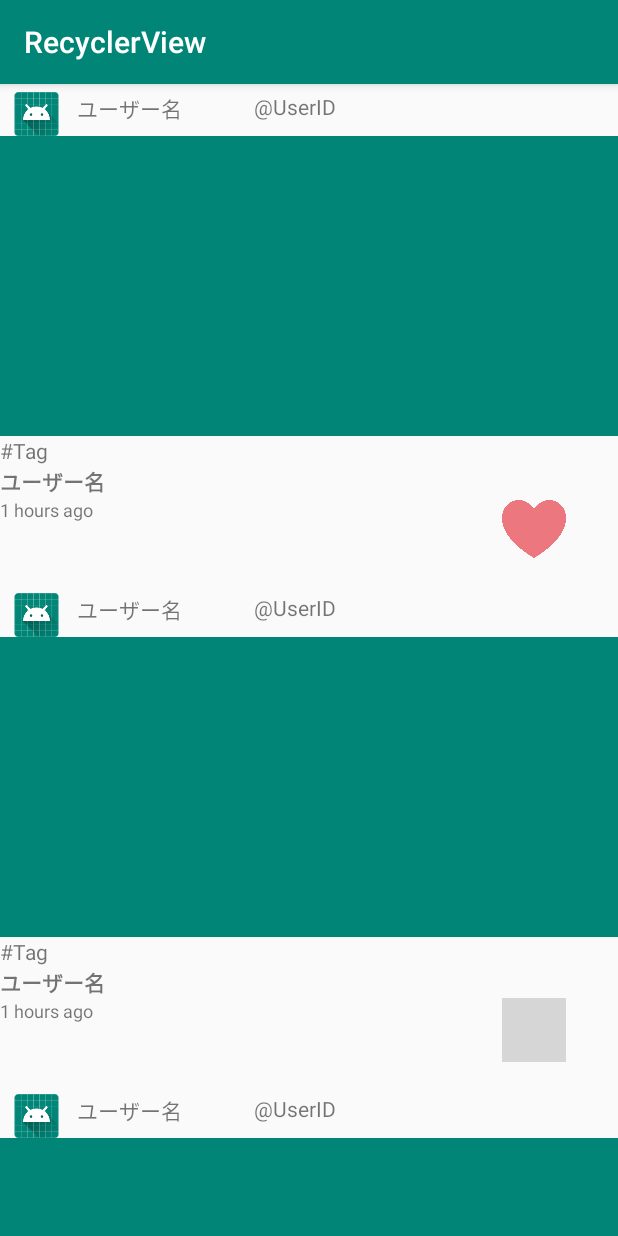
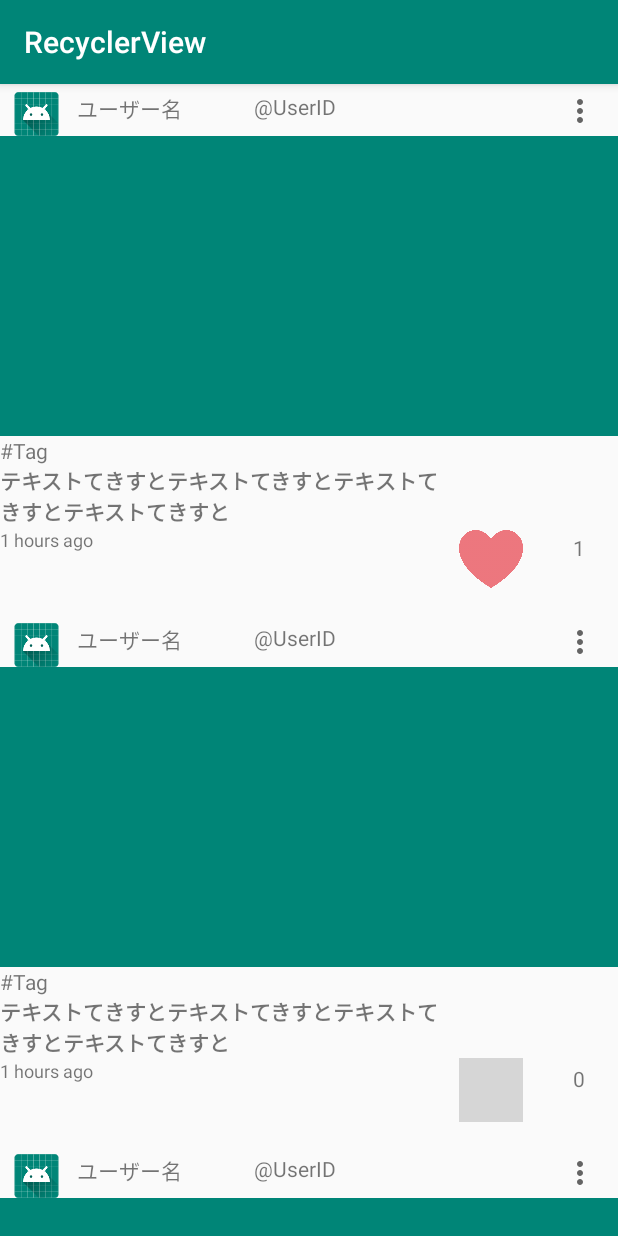
Before and after one commit to kenji753/ResyclerView, an Android app: the MainActivity screen opened directly, with no data from a screen before it, after a tap on an icon or button, on a phone screen of 412 x 824 dp. Run offline under Robolectric (Android 15) with nearby library versions, the phone set to English and light mode, and no system bars; grey boxes are pictures that could not be loaded.

Commit message:
いいねボタンの追加

```diff
--- a/app/src/main/java/com/example/recyclerview/Adapter.kt
+++ b/app/src/main/java/com/example/recyclerview/Adapter.kt
@@ -6,6 +6,7 @@ import android.util.Log
 import android.view.LayoutInflater
 import android.view.View
 import android.view.ViewGroup
+import android.widget.ImageButton
 import android.widget.ImageView
 import android.widget.TextView
 import androidx.recyclerview.widget.RecyclerView
@@ -21,6 +22,8 @@ class Adapter(private val context: Context, private val memoList: List<Memo>) :
         val contentPictureView: ImageView = view.findViewById(R.id.contentPicture)
         val _tagTextView: TextView = view.findViewById(R.id._tag)
         val heartView: ImageView = view.findViewById(R.id.heart)
+        var LikeNum: TextView = view.findViewById(R.id.likeCount)
+        var countLike: Int = 0
     }
 
     override fun onCreateViewHolder(parent: ViewGroup, viewType: Int): ListViewHolder =
@@ -30,17 +33,20 @@ class Adapter(private val context: Context, private val memoList: List<Memo>) :
 
     override fun onBindViewHolder(holder: ListViewHolder, position: Int) {
         holder.userIconImageView.setImageResource(R.mipmap.ic_launcher_round)
-        holder.userNameTextView.text = "ユーザー名"
+        holder.userNameTextView.text = memoList[position].username
         holder.dateTextView.text = memoList[position].date
         holder.contentTextView.text = memoList[position].content
         holder.contentPictureView.setImageResource(R.color.colorPrimary)
         holder.heartView.setImageResource(R.mipmap.heart1)
+        holder.LikeNum.text="0"
         holder.heartView.setOnClickListener {
-           // Log.d("Tag no ID ",holder.heartView.getTag().toString())
-                holder.heartView.setImageResource(R.mipmap.heart2)
-            //else
-                //holder.heartView.setImageResource(R.mipmap.heart1)
+            holder.heartView.setImageResource(R.mipmap.heart2)
+            holder.countLike++
+
+            holder.LikeNum.text=holder.countLike.toString()
         }
+
+
     }
 
 }
--- a/app/src/main/java/com/example/recyclerview/MainActivity.kt
+++ b/app/src/main/java/com/example/recyclerview/MainActivity.kt
@@ -16,7 +16,7 @@ class MainActivity : AppCompatActivity() {
         //テストデータの生成
         val date = "1hour"
         val memoList = mutableListOf<Memo>()
-        repeat((0..100).count()) { memoList.add(Memo("ユーザー名", "1 hours ago")) }
+        repeat((0..100).count()) { memoList.add(Memo("ユーザー名","テキストてきすとテキストてきすとテキストてきすとテキストてきすと" ,"1 hours ago")) }
 
         //RecyclerViewにAdapterとLayoutManagerを設定
         findViewById<RecyclerView>(R.id.testRecyclerView).also { recyclerView: RecyclerView ->
--- a/app/src/main/java/com/example/recyclerview/Memo.kt
+++ b/app/src/main/java/com/example/recyclerview/Memo.kt
@@ -1,4 +1,4 @@
 package com.example.recyclerview
 
 
-data class Memo(val content: String, val date: String)
+data class Memo(val username: String, val content: String, val date: String)
--- /dev/null
+++ b/app/src/main/res/drawable-anydpi/ic_action_name.xml
@@ -0,0 +1,11 @@
+<vector xmlns:android="http://schemas.android.com/apk/res/android"
+    android:width="24dp"
+    android:height="24dp"
+    android:viewportWidth="24"
+    android:viewportHeight="24"
+    android:tint="#3E3E3E"
+    android:alpha="0.8">
+    <path
+        android:fillColor="#FF000000"
+        android:pathData="M12,8c1.1,0 2,-0.9 2,-2s-0.9,-2 -2,-2 -2,0.9 -2,2 0.9,2 2,2zM12,10c-1.1,0 -2,0.9 -2,2s0.9,2 2,2 2,-0.9 2,-2 -0.9,-2 -2,-2zM12,16c-1.1,0 -2,0.9 -2,2s0.9,2 2,2 2,-0.9 2,-2 -0.9,-2 -2,-2z"/>
+</vector>
--- a/app/src/main/res/layout/list_timeline.xml
+++ b/app/src/main/res/layout/list_timeline.xml
@@ -76,8 +76,31 @@
         android:layout_width="64px"
         android:layout_height="64px"
         app:layout_constraintEnd_toEndOf="parent"
+        app:layout_constraintHorizontal_bias="0.091"
         app:layout_constraintStart_toEndOf="@+id/content"
         app:layout_constraintTop_toBottomOf="@+id/content"
         app:srcCompat="@mipmap/heart1" />
 
+    <ImageButton
+        android:id="@+id/actionbutton"
+        android:layout_width="35dp"
+        android:layout_height="36dp"
+        android:background="#00FFFFFF"
+        app:layout_constraintEnd_toEndOf="parent"
+        app:layout_constraintHorizontal_bias="0.948"
+        app:layout_constraintStart_toEndOf="@+id/userId"
+        app:layout_constraintTop_toTopOf="parent"
+        app:srcCompat="@drawable/ic_action_name" />
+
+    <TextView
+        android:id="@+id/likeCount"
+        android:layout_width="wrap_content"
+        android:layout_height="wrap_content"
+        android:layout_marginTop="4dp"
+        android:text="TextView"
+        app:layout_constraintEnd_toEndOf="parent"
+        app:layout_constraintHorizontal_bias="0.6"
+        app:layout_constraintStart_toEndOf="@+id/heart"
+        app:layout_constraintTop_toTopOf="@+id/heart" />
+
 </androidx.constraintlayout.widget.ConstraintLayout>
```
Also changed, not shown: app/src/main/res/drawable-hdpi/ic_action_name.png (added), app/src/main/res/drawable-mdpi/ic_action_name.png (added), app/src/main/res/drawable-xhdpi/ic_action_name.png (added), app/src/main/res/drawable-xxhdpi/ic_action_name.png (added).
